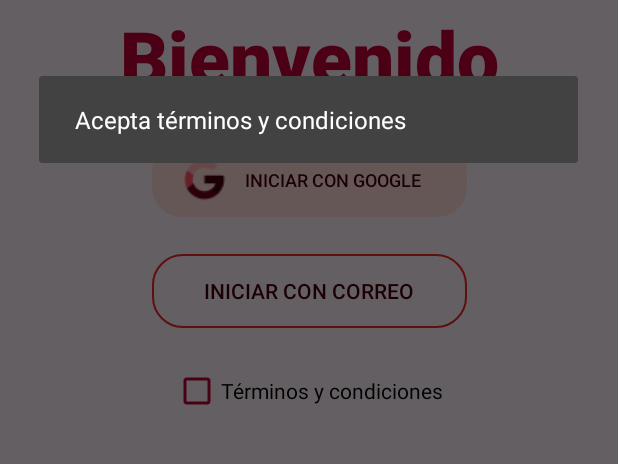
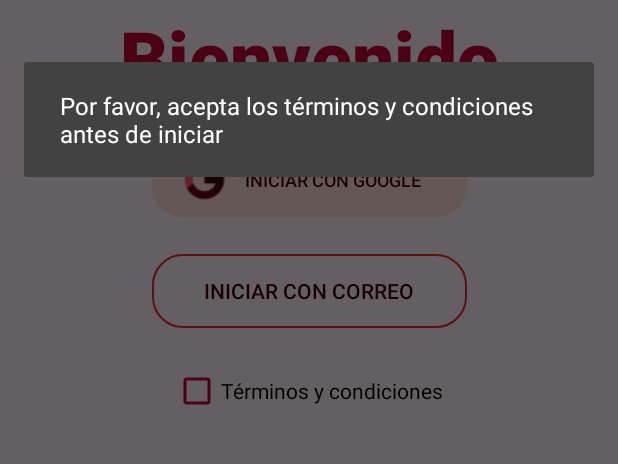
Before and after one commit to Alyxhelpme/AppBAMX, an Android app: the screen it shows after launch (MainActivity), after a tap on "INICIAR CON CORREO", on a phone screen of 412 x 824 dp, the part 498-962 px from its top. Run offline under Robolectric (Android 15) with nearby library versions, the phone set to English and light mode, and no system bars; our stand-ins replace Firebase (no records; nobody signed in at launch, a user with empty details on screens opened directly).

Commit message:
Terms and conditions pop up updated

```diff
--- a/app/src/main/java/mx/itesm/bamx/MainActivity.kt
+++ b/app/src/main/java/mx/itesm/bamx/MainActivity.kt
@@ -183,7 +183,7 @@ class MainActivity : AppCompatActivity() {
             }
             else {
                 val builder = AlertDialog.Builder(this@MainActivity).
-                setMessage("Acepta términos y condiciones")
+                setMessage("Por favor, acepta los términos y condiciones antes de iniciar")
                 val dialog = builder.create()
                 dialog.show()
             }
@@ -203,7 +203,7 @@ class MainActivity : AppCompatActivity() {
             }
             else {
                 val builder = AlertDialog.Builder(this@MainActivity).
-                setMessage("Acepta términos y condiciones")
+                setMessage("Por favor, acepta los términos y condiciones antes de iniciar")
                 val dialog = builder.create()
                 dialog.show()
             }
```
